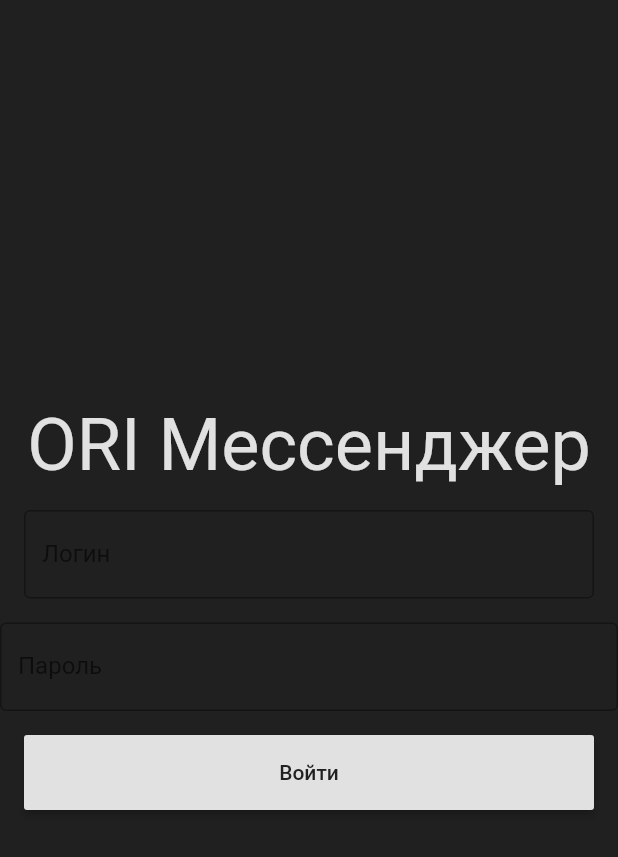
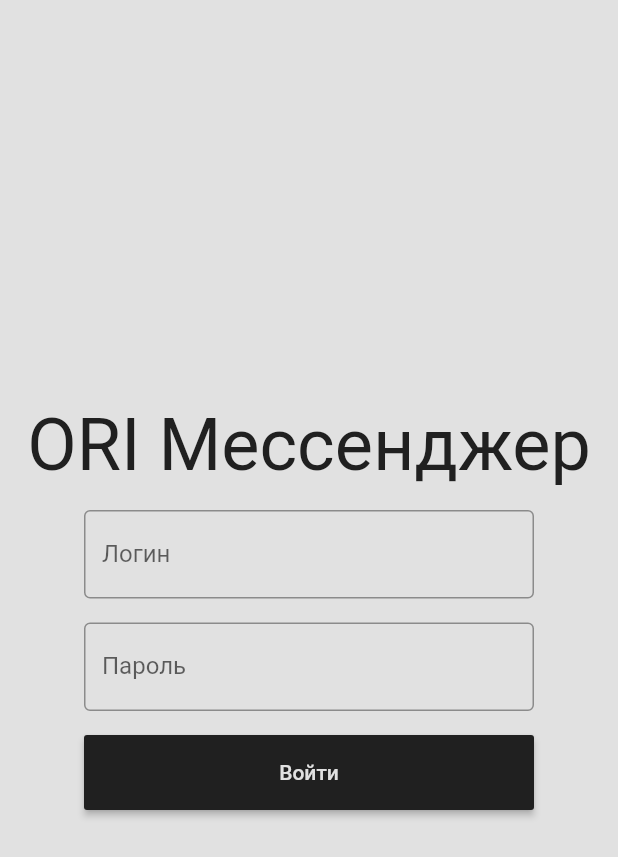
Before and after one commit to chygunok/ori_instant_messenger, a Flutter app: the screen it shows after launch, on a phone screen of 412 x 824 dp. Shown: the top 857 px of the screen. Run offline on Flutter 3.47's test engine with Material 2 defaults, Android fonts, the phone set to English and light mode, and no system bars; our stand-ins replace google_fonts.

```diff
--- a/app/lib/login.dart
+++ b/app/lib/login.dart
@@ -13,35 +13,38 @@ class _LoginPageState extends State<LoginPage> {
   Widget build(BuildContext context) {
     var login = TextField(
       decoration: InputDecoration(
-          border: OutlineInputBorder(),
+          border: OutlineInputBorder(
+              borderSide: BorderSide(color: AppColors.mainBlack[800])),
           labelText: 'Логин',
-          hoverColor: Colors.white),
+          hoverColor: Colors.black),
       controller: controller,
     );
 
     return Scaffold(
       body: Container(
-        color: AppColors.mainBlack[800],
+        color: AppColors.mainBlack[200], // or Colors.white
         child: Center(
           child: Column(
             mainAxisAlignment: MainAxisAlignment.center,
             children: [
               Text(
                 "ORI Мессенджер",
-                style: TextStyle(color: AppColors.mainBlack[200], fontSize: 48),
+                style: TextStyle(color: AppColors.mainBlack[800], fontSize: 48),
               ),
               Padding(
                 padding: EdgeInsets.all(16),
-                child: Container(width: 500, child: login),
+                child: Container(width: 300, child: login),
               ),
               Container(
-                width: 500,
+                width: 300,
                 child: TextField(
                   obscureText: true,
                   decoration: InputDecoration(
-                      border: OutlineInputBorder(),
+                      border: OutlineInputBorder(
+                          borderSide:
+                              BorderSide(color: AppColors.mainBlack[800])),
                       labelText: 'Пароль',
-                      hoverColor: Colors.white),
+                      hoverColor: Colors.black),
                 ),
               ),
               Padding(
@@ -50,7 +53,7 @@ class _LoginPageState extends State<LoginPage> {
                   child: Text(
                     "Войти",
                     style: TextStyle(
-                      color: AppColors.mainBlack[800],
+                      color: AppColors.mainBlack[200],
                     ),
                   ),
                   onPressed: () {
@@ -61,9 +64,9 @@ class _LoginPageState extends State<LoginPage> {
                       ),
                     );
                   },
-                  minWidth: 500,
+                  minWidth: 300,
                   height: 50,
-                  color: AppColors.mainBlack[200],
+                  color: AppColors.mainBlack[800],
                 ),
               ),
             ],
```
Also changed, not shown: app/lib/mainMenu.dart (+32 -1 lines), 1 other file.
